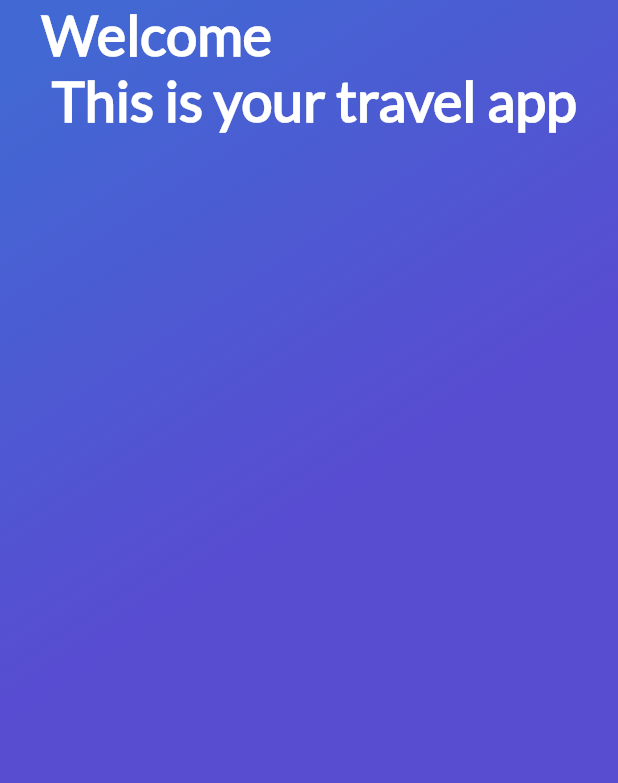
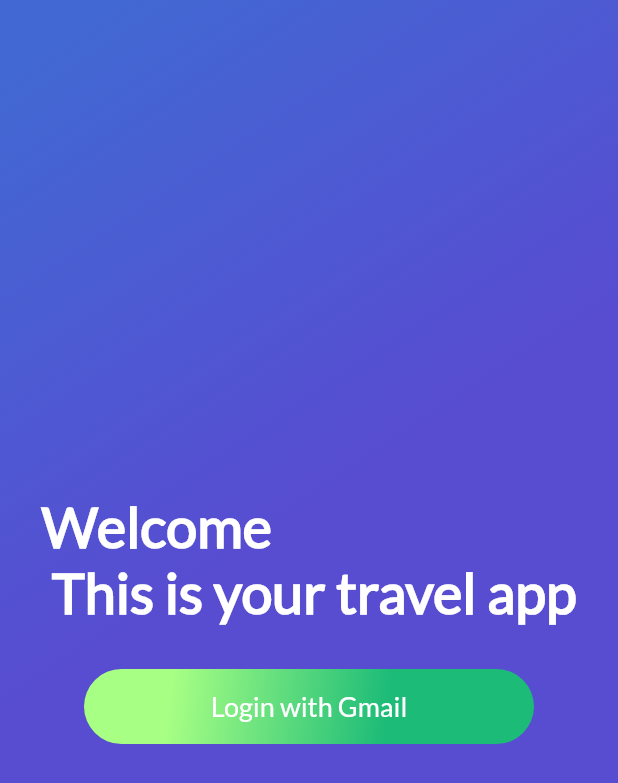
Before and after one commit to maac4422/FlutterTripApp, a Flutter app: the screen it shows after launch, on a phone screen of 412 x 824 dp. Shown: the top 783 px of the screen. Run offline on Flutter 3.47's test engine with Material 2 defaults, Android fonts, the light colour scheme and no system bars; missing offline and left inert: generic_bloc_provider.

Commit message:
Create generic button

```diff
--- a/lib/User/ui/screens/sign_in_screen.dart
+++ b/lib/User/ui/screens/sign_in_screen.dart
@@ -1,5 +1,6 @@
 import 'package:flutter/material.dart';
 import '../../../widgets/gradient_back.dart';
+import 'package:flutter_trip/widgets/button_green.dart';
 class SignInScreen extends StatefulWidget {
   @override
   State<StatefulWidget> createState() {
@@ -20,6 +21,7 @@ class _SignInScreen extends State<SignInScreen> {
         children: [
           GradientBack("", MediaQuery.of(context).size.height),
           Column(
+            mainAxisAlignment: MainAxisAlignment.center,
             children: [
               Text(
                 "Welcome \n This is your travel app",
@@ -29,6 +31,12 @@ class _SignInScreen extends State<SignInScreen> {
                   color: Colors.white,
                   fontWeight: FontWeight.bold
                 ),
+              ),
+              ButtonGreen(
+                text: "Login with Gmail",
+                onPressed: (){},
+                height: 50.0,
+                width: 300.0,
               )
             ],
           )
--- /dev/null
+++ b/lib/widgets/button_green.dart
@@ -0,0 +1,60 @@
+import 'package:flutter/material.dart';
+
+class ButtonGreen extends StatefulWidget {
+
+  String text;
+  VoidCallback onPressed;
+  double width = 0.0;
+  double height = 0.0;
+
+
+  ButtonGreen({required this.text, required this.onPressed,this.height = 200.0, this.width = 50.0});
+
+  @override
+  State<StatefulWidget> createState() {
+    return _ButtonGreen();
+  }
+
+}
+
+class _ButtonGreen extends State<ButtonGreen> {
+  @override
+  Widget build(BuildContext context) {
+    return InkWell(
+      onTap: widget.onPressed,
+      child: Container(
+        margin: EdgeInsets.only(
+          top: 30.0,
+          left: 20.0,
+          right: 20.0
+        ),
+        width: widget.width,
+        height: widget.height,
+        decoration: BoxDecoration(
+          borderRadius: BorderRadius.circular(30.0),
+          gradient: LinearGradient(
+              colors: [
+                Color(0xFFa7ff84),
+                Color(0xFF1cbb78)
+              ],
+              begin: FractionalOffset(0.2, 0.0),
+              end: FractionalOffset(1.0, 0.6),
+              stops: [0.0,0.6],
+              tileMode: TileMode.clamp
+          )
+        ),
+        child: Center(
+          child: Text(
+            widget.text,
+            style: TextStyle(
+              fontSize: 18.0,
+              fontFamily: "Lato",
+              color: Colors.white
+            ),
+          ),
+        ),
+      ),
+    );
+  }
+
+}
```
